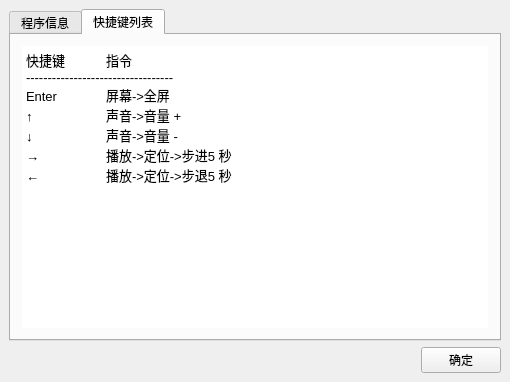
Above: src/about.ui from An-simply-boy/playdemo before the change. Below: the same form after it.
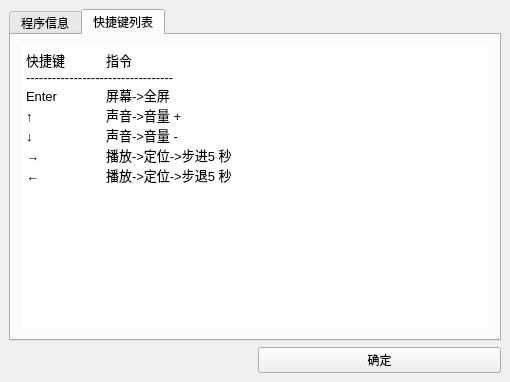
That is the form after the change. The open tabs and pages were chosen to show the change. Icons and pictures are not drawn.

Patch:
```diff
--- a/src/about.ui
+++ b/src/about.ui
@@ -166,7 +166,7 @@
      </widget>
     </widget>
    </item>
-   <item row="1" column="1" alignment="Qt::AlignRight">
+   <item row="1" column="1" alignment="">
     <widget class="QPushButton" name="ClosePushButton">
      <property name="layoutDirection">
       <enum>Qt::LeftToRight</enum>
```
Left out of the diff: 48 changed lines with no effect on the pictures.
